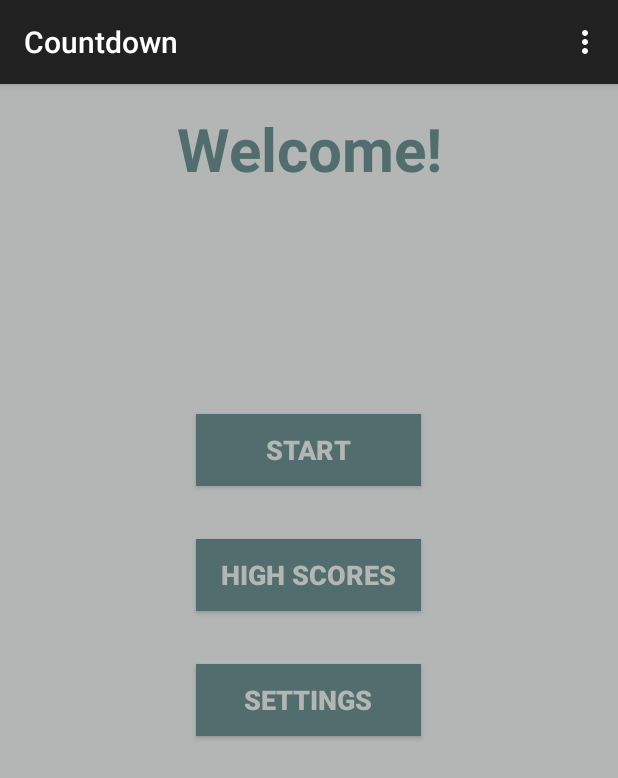
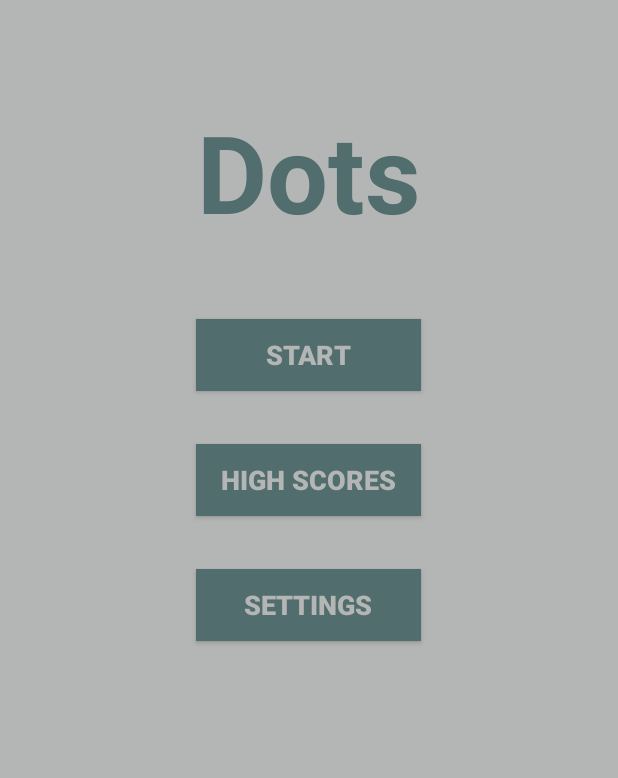
Before and after one commit to keeganbuttimer/CountdownGame, an Android app: the screen it shows after launch (MainActivity), on a phone screen of 412 x 824 dp. Shown: the top 778 px of the screen. Run offline under Robolectric (Android 15) with nearby library versions, the phone set to English and light mode, and no system bars.

Commit message:
Added brief instructions, removed activity bar, fixed in error in calculating bonus lives (wasn't resetting on fails)

```diff
--- a/app/src/main/java/edu/augustana/csc490/countdown/MainActivity.java
+++ b/app/src/main/java/edu/augustana/csc490/countdown/MainActivity.java
@@ -1,5 +1,6 @@
 package edu.augustana.csc490.countdown;
 
+import android.app.Activity;
 import android.content.Intent;
 import android.media.AudioManager;
 import android.media.SoundPool;
@@ -10,7 +11,7 @@ import android.view.MenuItem;
 import android.view.View;
 
 
-public class MainActivity extends ActionBarActivity {
+public class MainActivity extends Activity {
 
 
     public void startGame(View view) {
--- a/app/src/main/java/edu/augustana/csc490/countdown/startGameActivity.java
+++ b/app/src/main/java/edu/augustana/csc490/countdown/startGameActivity.java
@@ -1,12 +1,13 @@
 package edu.augustana.csc490.countdown;
 
+import android.app.Activity;
 import android.support.v7.app.ActionBarActivity;
 import android.os.Bundle;
 import android.view.Menu;
 import android.view.MenuItem;
 
 
-public class startGameActivity extends ActionBarActivity {
+public class startGameActivity extends Activity {
 
     @Override
     protected void onCreate(Bundle savedInstanceState) {
--- a/app/src/main/res/layout/activity_main.xml
+++ b/app/src/main/res/layout/activity_main.xml
@@ -13,7 +13,8 @@
         android:textStyle="bold"
         android:visibility="visible"
         android:gravity="center"
-        android:textSize="40sp" />
+        android:textSize="72dp"
+        android:layout_marginTop="50dp" />
 
     <LinearLayout
         android:orientation="vertical"
@@ -32,7 +33,7 @@
             android:layout_below="@+id/welcome_message"
             android:layout_alignLeft="@+id/highscores_button"
             android:layout_alignStart="@+id/highscores_button"
-            android:layout_marginTop="150dp"
+            android:layout_marginTop="50dp"
             android:layout_alignRight="@+id/highscores_button"
             android:layout_alignEnd="@+id/highscores_button"
             android:layout_gravity="center_horizontal"
--- a/app/src/main/res/values/strings.xml
+++ b/app/src/main/res/values/strings.xml
@@ -1,12 +1,12 @@
 <resources>
-    <string name="app_name">Countdown</string>
+    <string name="app_name">Dots</string>
 
-    <string name="welcome_string">Welcome!</string>
+    <string name="welcome_string">Dots</string>
     <string name="start_button">Start</string>
     <string name="action_settings">Settings</string>
     <string name="highscores_button">High scores</string>
     <string name="settings_button">Settings</string>
-    <string name="title_activity_start_game">startGameActivity</string>
+    <string name="title_activity_start_game">Back</string>
 
     <string name="level">Level 1!</string>
 
```
Also changed, not shown: app/src/main/java/edu/augustana/csc490/countdown/startGameView.java (+12 -3 lines), app/src/main/ic_launcher-web.png (added), app/src/main/res/mipmap-hdpi/ic_launcher.png, app/src/main/res/mipmap-mdpi/ic_launcher.png, app/src/main/res/mipmap-xhdpi/ic_launcher.png, app/src/main/res/mipmap-xxhdpi/ic_launcher.png, app/src/main/res/mipmap-xxxhdpi/ic_launcher.png (added).
